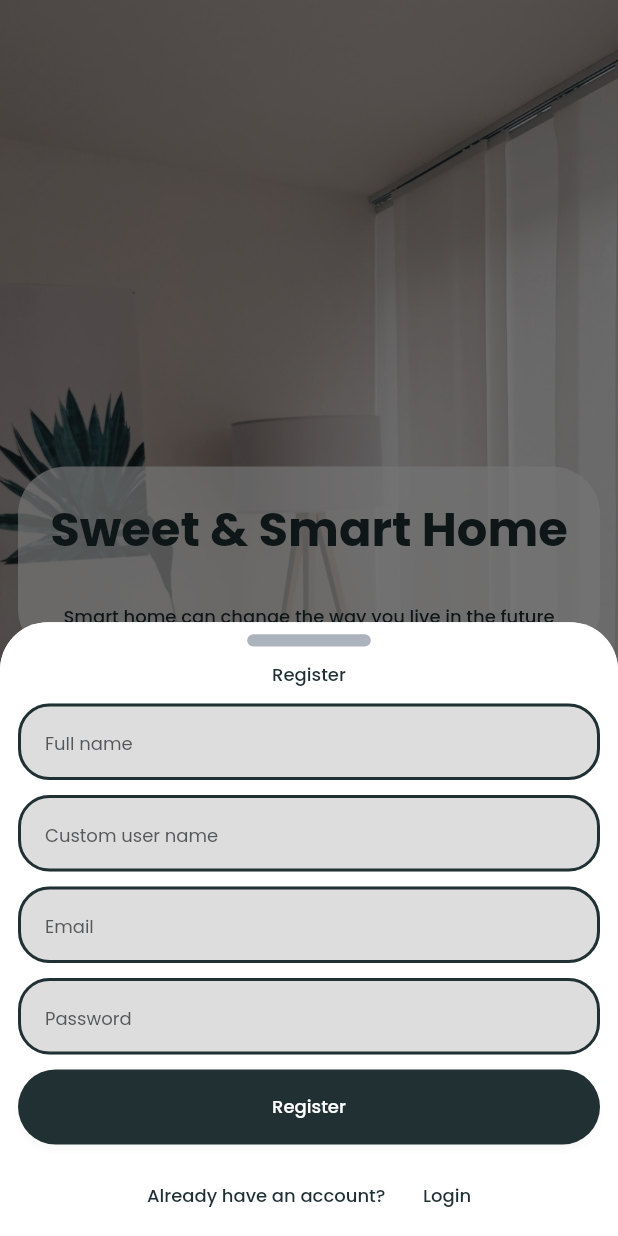
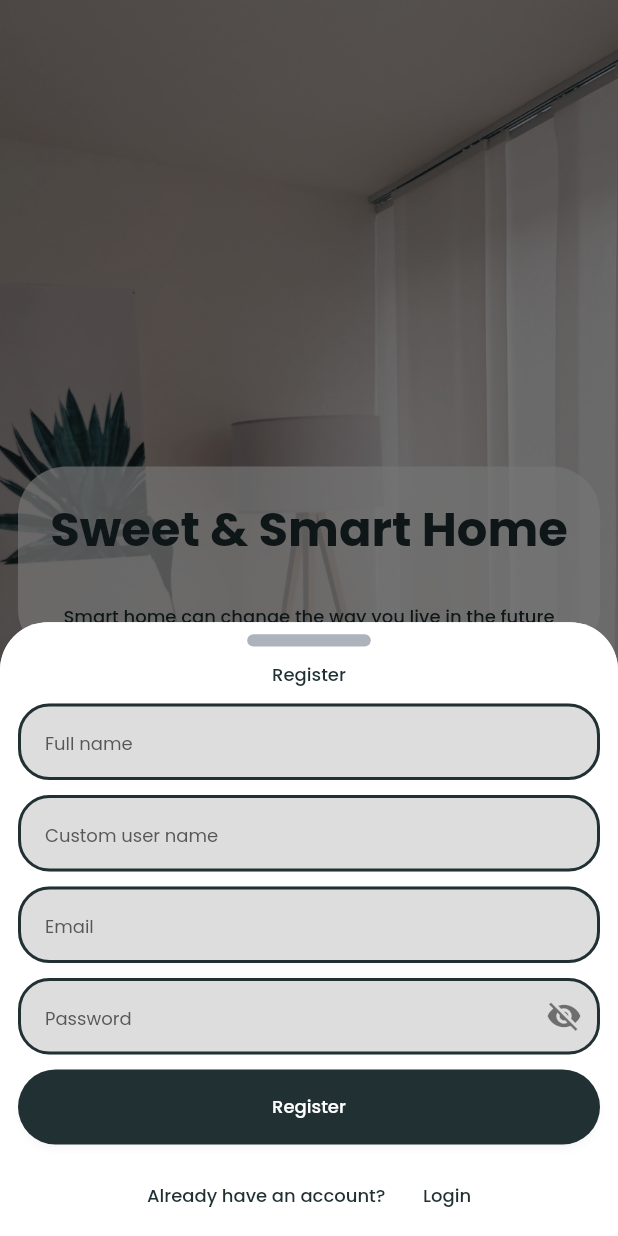
Before and after one commit to Serticode/Smart-Home-Dashboard, a Flutter app: the AuthModalBottomSheet widget shown alone on an empty page, opened directly with empty values, after a tap on "Login", after a tap on "Register", on a phone screen of 412 x 824 dp. Run offline on Flutter 3.47's test engine with Material 2 defaults, Android fonts, the phone set to English and light mode, and no system bars; our stand-ins replace file_picker, flutter_screenutil, google_fonts.

Commit message:
Text Field validation and password field obscurity

```diff
--- a/lib/screens/auth_screens/login_screen/login_screen.dart
+++ b/lib/screens/auth_screens/login_screen/login_screen.dart
@@ -6,8 +6,21 @@ import 'package:smart_home_dashboard/utils/app_functional_utils.dart';
 import 'package:smart_home_dashboard/utils/app_screen_utils.dart';
 import 'package:smart_home_dashboard/widgets/custom_text_widget.dart';
 
-class Login extends StatelessWidget {
-  const Login({Key? key}) : super(key: key);
+class Login extends StatefulWidget {
+  Login({Key? key}) : super(key: key);
+
+  @override
+  State<Login> createState() => _LoginState();
+}
+
+class _LoginState extends State<Login> {
+  final _formKey = GlobalKey<FormState>();
+ bool? _passwordVisible;
+
+  @override
+  void initState() {
+    _passwordVisible = false;
+  }
 
   @override
   Widget build(BuildContext context) {
@@ -21,6 +34,8 @@ class Login extends StatelessWidget {
                 topLeft: Radius.circular(32.0),
                 topRight: Radius.circular(32.0))),
         child: SingleChildScrollView(
+            child: Form(
+              key: _formKey,
               child: Column(
                   mainAxisSize: MainAxisSize.min,
                   crossAxisAlignment: CrossAxisAlignment.center,
@@ -48,6 +63,12 @@ class Login extends StatelessWidget {
 
                 //! EMAIL
                 TextFormField(
+                    validator: (value) {
+                      if (value == null || value.isEmpty) {
+                        return 'Please enter your email';
+                      }
+                      return null;
+                    },
                     decoration: InputDecoration(
                         hintText: "you@you.com", labelText: "Email")),
 
@@ -56,8 +77,31 @@ class Login extends StatelessWidget {
 
                 //! PASSWORD
                 TextFormField(
+                    obscureText: !_passwordVisible!,
+                  validator: (value) {
+                    if (value == null || value.isEmpty) {
+                      return 'Please enter your password';
+                    }
+                    return null;
+                  },
                     decoration: InputDecoration(
-                      hintText: "******", labelText: "Password")),
+                        hintText: "******",
+                        labelText: "Password",
+                        suffixIcon: IconButton(
+                          onPressed: () {
+                            setState(() {
+                              _passwordVisible = !_passwordVisible!;
+                            });
+                          },
+                          icon: Icon(
+                            _passwordVisible!
+                            ? Icons.visibility : Icons.visibility_off,
+                            color: Colors.black.withOpacity(0.5),
+                          ),
+                        )
+                    ),
+                ),
+
 
                 //! SPACER
                 AppScreenUtils.verticalSpaceSmall,
@@ -67,9 +111,13 @@ class Login extends StatelessWidget {
                     width: double.infinity,
                     child: ElevatedButton(
                         //! SHOW CONFIRMATION MESSAGE
-                      onPressed: () =>
+                        onPressed: () {
+                          if (_formKey.currentState!.validate()) {
                             AppFunctionalUtils.showAppModalBottomSheet(
-                              theBuildContext: context, child: const Confirm()),
+                                theBuildContext: context,
+                                child: const Confirm());
+                          }
+                        },
                         style: ElevatedButton.styleFrom(
                             primary: AppThemeColours.primaryColour),
                         child: Text("Login"))),
@@ -96,7 +144,7 @@ class Login extends StatelessWidget {
 
                       //! OPEN NEW MODAL SHEET
                       AppFunctionalUtils.showAppModalBottomSheet(
-                        theBuildContext: context, child: const Register());
+                          theBuildContext: context, child: Register());
                     },
                     child: const CustomTextWidget(
                         theText: "Register",
@@ -108,6 +156,7 @@ class Login extends StatelessWidget {
 
                 //! SPACER
                 AppScreenUtils.verticalSpaceSmall
-            ])));
+              ]),
+            )));
   }
 }
--- a/lib/screens/auth_screens/modal_bottom_sheet/auth_modal_bottom_sheet.dart
+++ b/lib/screens/auth_screens/modal_bottom_sheet/auth_modal_bottom_sheet.dart
@@ -57,7 +57,7 @@ class AuthModalBottomSheet extends StatelessWidget {
 
                         //! SHOW MODAL SHEET
                         AppFunctionalUtils.showAppModalBottomSheet(
-                            theBuildContext: context, child: const Login());
+                            theBuildContext: context, child:  Login());
                       },
                       style: ElevatedButton.styleFrom(
                           side: BorderSide(
@@ -77,7 +77,7 @@ class AuthModalBottomSheet extends StatelessWidget {
                           //! SHOW MODAL SHEET
                           AppFunctionalUtils.showAppModalBottomSheet(
                               theBuildContext: context,
-                              child: const Register()),
+                              child: Register()),
                       style: ElevatedButton.styleFrom(
                           primary: Theme.of(context).colorScheme.primary),
                       child: const Text("Register")))
--- a/lib/screens/auth_screens/register_screen/register_screen.dart
+++ b/lib/screens/auth_screens/register_screen/register_screen.dart
@@ -6,9 +6,21 @@ import 'package:smart_home_dashboard/utils/app_functional_utils.dart';
 import 'package:smart_home_dashboard/utils/app_screen_utils.dart';
 import 'package:smart_home_dashboard/widgets/custom_text_widget.dart';
 
-class Register extends StatelessWidget {
-  const Register({Key? key}) : super(key: key);
+class Register extends StatefulWidget {
+   Register({Key? key}) : super(key: key);
 
+  @override
+  State<Register> createState() => _RegisterState();
+}
+final _formKey = GlobalKey<FormState>();
+bool _passwordSeen = false;
+
+@override
+void initState() {
+  _passwordSeen = false;
+}
+
+class _RegisterState extends State<Register> {
   @override
   Widget build(BuildContext context) {
     final Size screenSize = MediaQuery.of(context).size;
@@ -21,6 +33,8 @@ class Register extends StatelessWidget {
                 topLeft: Radius.circular(32.0),
                 topRight: Radius.circular(32.0))),
         child: SingleChildScrollView(
+            child: Form(
+              key: _formKey,
               child: Column(
                   mainAxisSize: MainAxisSize.min,
                   crossAxisAlignment: CrossAxisAlignment.center,
@@ -48,6 +62,12 @@ class Register extends StatelessWidget {
 
                     //! FULL NAME
                     TextFormField(
+                        validator: (value) {
+                          if (value == null || value.isEmpty) {
+                            return 'Please enter your fullname';
+                          }
+                          return null;
+                        },
                         decoration: InputDecoration(
                             hintText: "Ciroma, Chuckwuma Adekunle",
                             labelText: "Full name")),
@@ -57,6 +77,12 @@ class Register extends StatelessWidget {
 
                     //! USER NAME
                     TextFormField(
+                        validator: (value) {
+                          if (value == null || value.isEmpty) {
+                            return 'Please enter your preferred username';
+                          }
+                          return null;
+                        },
                         decoration: InputDecoration(
                             hintText: "Serticode", labelText: "Custom user name")),
 
@@ -65,6 +91,12 @@ class Register extends StatelessWidget {
 
                     //! EMAIL
                     TextFormField(
+                        validator: (value) {
+                          if (value == null || value.isEmpty) {
+                            return 'Please enter your email address';
+                          }
+                          return null;
+                        },
                         decoration: InputDecoration(
                             hintText: "you@you.com", labelText: "Email")),
 
@@ -73,8 +105,28 @@ class Register extends StatelessWidget {
 
                     //! PASSWORD
                     TextFormField(
+                      validator: (value) {
+                        if (value == null || value.isEmpty) {
+                          return 'Please enter your preferred password';
+                        }
+                        return null;
+                      },
+                      obscureText: !_passwordSeen,
                       decoration: InputDecoration(
-                      hintText: "******", labelText: "Password")),
+                          labelText: "Password",
+                          suffixIcon: IconButton(
+                            onPressed: () {
+                              setState(() {
+                                _passwordSeen = !_passwordSeen;
+                              });
+                            },
+                            icon: Icon(
+                              _passwordSeen ? Icons.visibility : Icons.visibility_off,
+                              color: Colors.black.withOpacity(0.5),
+                            ),
+                          )
+                      ),
+                    ),
 
                     //! SPACER
                     AppScreenUtils.verticalSpaceSmall,
@@ -84,8 +136,13 @@ class Register extends StatelessWidget {
                       width: double.infinity,
                       child: ElevatedButton(
                         //! SHOW CONFIRMATION MESSAGE
-                    onPressed: () => AppFunctionalUtils.showAppModalBottomSheet(
-                        theBuildContext: context, child: const Confirm()),
+                          onPressed: () {
+                            if (_formKey.currentState!.validate()) {
+                              AppFunctionalUtils.showAppModalBottomSheet(
+                                  theBuildContext: context,
+                                  child: const Confirm());
+                            }
+                          },
                           style: ElevatedButton.styleFrom(
                               primary: AppThemeColours.primaryColour),
                           child: Text("Register")),
@@ -113,7 +170,7 @@ class Register extends StatelessWidget {
 
                           //! OPEN NEW MODAL SHEET
                           AppFunctionalUtils.showAppModalBottomSheet(
-                        theBuildContext: context, child: const Login());
+                              theBuildContext: context, child: Login());
                         },
                         child: const CustomTextWidget(
                             theText: "Login",
@@ -125,6 +182,7 @@ class Register extends StatelessWidget {
 
                     //! SPACER
                     AppScreenUtils.verticalSpaceSmall,
-            ])));
+                  ]),
+            )));
   }
 }
```
Lines whose indentation alone changed are shown as unchanged.
